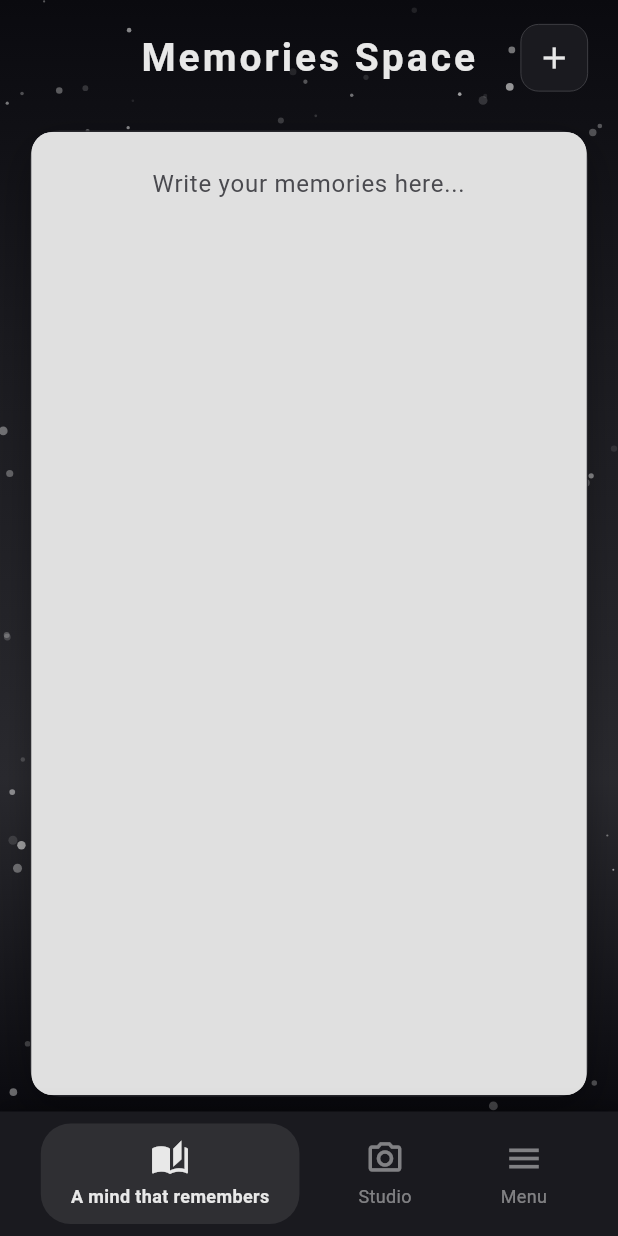
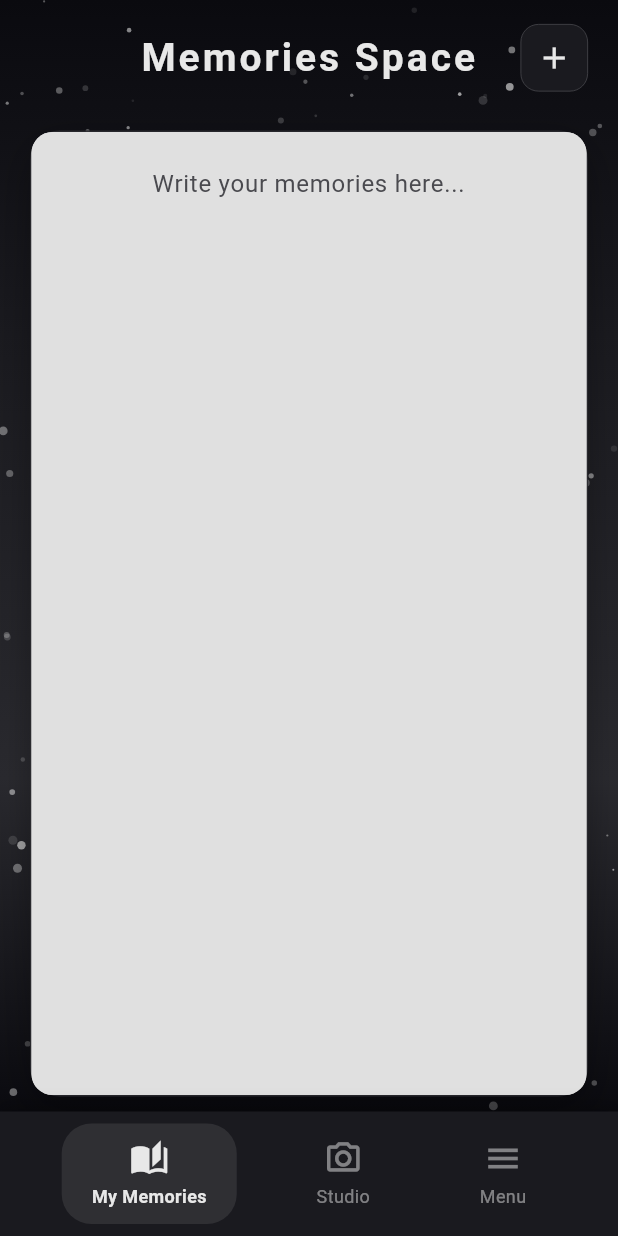
Before and after one commit to hanaa-Osama/A-mind-that-remembers-App, a Flutter app: the HomePage screen opened directly, on a phone screen of 412 x 824 dp. Run offline on Flutter 3.47's test engine with Material 3 defaults, Android fonts, the phone set to English and light mode, and no system bars; our stand-ins replace flutter_local_notifications, image_picker, just_audio, local_auth, permission_handler, shared_preferences and 2 more; missing offline and left inert: flutter_sound; accounts and stored records are empty; Roboto replaces fonts that are missing (Tajawal).

Commit message:
add_memories_browser_and_theme_provider

```diff
--- a/lib/translations.dart
+++ b/lib/translations.dart
@@ -3,7 +3,7 @@ import 'package:flutter/material.dart';
 class S {
   static final Map<String, Map<String, String>> _localizedValues = {
     'en': {
-      'my_memories': 'A mind that remembers',
+      'my_memories': 'My Memories',
       'studio': 'Studio',
       'menu': 'Menu',
       'memories_list': 'Memories List',
@@ -15,7 +15,6 @@ class S {
       'language': 'Language',
       'arabic': 'Arabic',
       'english': 'English',
-      'system_language': 'System Language',
       'refresh': 'Refresh',
       'delete': 'Delete',
       'save_success': 'Saved successfully ✨',
@@ -227,7 +226,7 @@ class S {
       'sq_last_thing_before_sleep': 'What is the thing you cannot leave before sleep?',
     },
     'ar': {
-      'my_memories': 'عقل يتذكر',
+      'my_memories': 'ذكرياتي',
       'studio': 'استديو',
       'menu': 'القائمة',
       'memories_list': 'قائمة الذكريات',
@@ -239,7 +238,6 @@ class S {
       'language': 'اللغة',
       'arabic': 'العربية',
       'english': 'English',
-      'system_language': 'لغة النظام',
       'refresh': 'تحديث',
       'delete': 'حذف',
       'save_success': 'تم الحفظ بنجاح ✨',
```
Also changed, not shown: lib/main.dart (+10 -0 lines), lib/splash_page.dart (+8 -7 lines), pubspec.yaml (line endings or trailing spaces).
